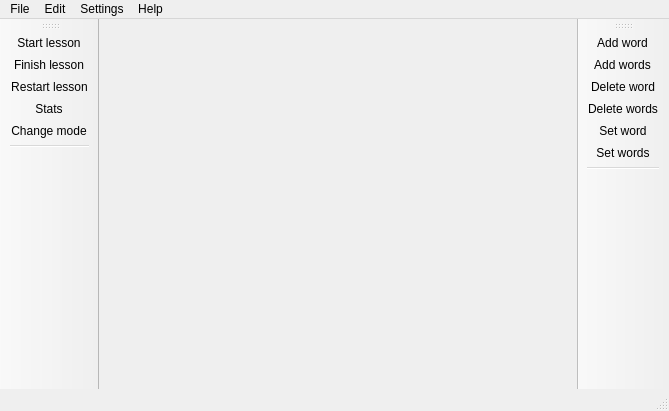
Above: Learn_Words_App_0_0_1/mainwindow.ui from Sautenko-Andrey/learn_words_app before the change. Below: the same form after it.
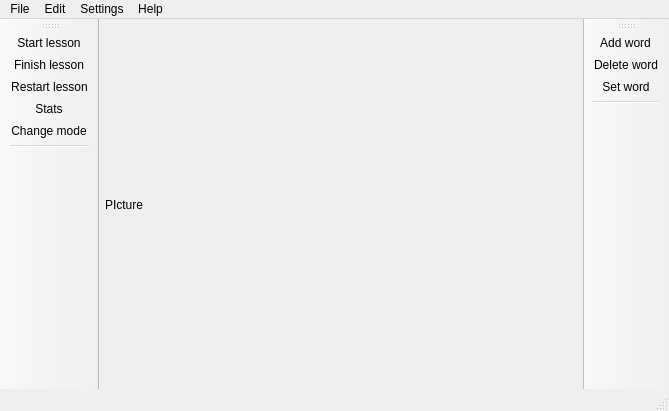
That is the form after the change.

Commit message: upgraded add, set and delete functions

Diff of the .ui file:
```diff
--- a/Learn_Words_App_0_0_1/mainwindow.ui
+++ b/Learn_Words_App_0_0_1/mainwindow.ui
@@ -13,7 +13,21 @@
   <property name="windowTitle">
    <string>MainWindow</string>
   </property>
-  <widget class="QWidget" name="centralwidget"/>
+  <widget class="QWidget" name="centralwidget">
+   <widget class="QLabel" name="imageLabel">
+    <property name="geometry">
+     <rect>
+      <x>6</x>
+      <y>10</y>
+      <width>421</width>
+      <height>351</height>
+     </rect>
+    </property>
+    <property name="text">
+     <string>PIcture</string>
+    </property>
+   </widget>
+  </widget>
   <widget class="QMenuBar" name="menubar">
    <property name="geometry">
     <rect>
@@ -88,11 +102,8 @@
     <bool>false</bool>
    </attribute>
    <addaction name="actionAdd_word"/>
-   <addaction name="actionAdd_words"/>
    <addaction name="actionDelete_word"/>
-   <addaction name="actionDelete_words"/>
    <addaction name="actionSet_word"/>
-   <addaction name="actionSet_words"/>
    <addaction name="separator"/>
   </widget>
   <action name="actionAdd_word">
@@ -100,31 +111,16 @@
     <string>Add word</string>
    </property>
   </action>
-  <action name="actionAdd_words">
-   <property name="text">
-    <string>Add words</string>
-   </property>
-  </action>
   <action name="actionDelete_word">
    <property name="text">
     <string>Delete word</string>
    </property>
   </action>
-  <action name="actionDelete_words">
-   <property name="text">
-    <string>Delete words</string>
-   </property>
-  </action>
   <action name="actionSet_word">
    <property name="text">
     <string>Set word</string>
    </property>
   </action>
-  <action name="actionSet_words">
-   <property name="text">
-    <string>Set words</string>
-   </property>
-  </action>
   <action name="actionStart_lesson">
    <property name="text">
     <string>Start lesson</string>
```
Left out of the diff: 3 changed lines with no effect on the pictures. The commit also changes 25 other files.
